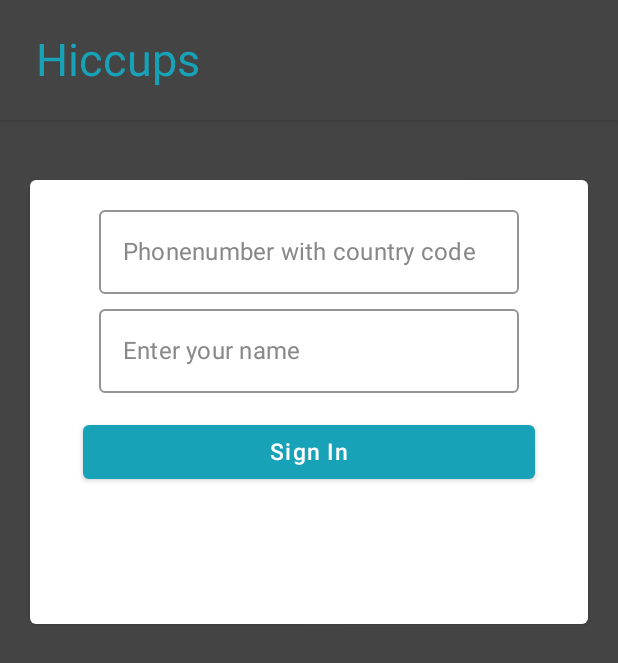
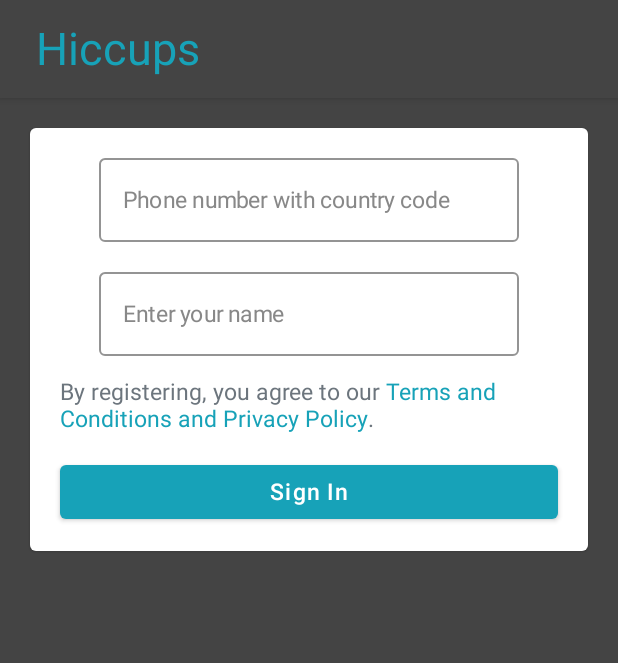
Before and after one commit to sanjushahgupta/hiccups-app, an Android app built with Jetpack Compose: the screen it shows after launch (MainActivity), on a phone screen of 412 x 824 dp. Shown: the top 663 px of the screen. Run offline under Robolectric (Android 15) with nearby library versions, the phone set to English and light mode, and no system bars; our stand-ins replace Firebase (no records; nobody signed in at launch, a user with empty details on screens opened directly).

Commit message:
Uniform alignment of signUp Screen

```diff
--- a/app/src/main/java/hicCups/p/MainActivity.kt
+++ b/app/src/main/java/hicCups/p/MainActivity.kt
@@ -4,7 +4,12 @@ import android.os.Build
 import android.os.Bundle
 import androidx.activity.ComponentActivity
 import androidx.activity.compose.setContent
+import androidx.appcompat.app.AppCompatDelegate
+import androidx.compose.foundation.background
+import androidx.compose.foundation.layout.Box
 import androidx.compose.runtime.Composable
+import androidx.compose.ui.Modifier
+import androidx.compose.ui.graphics.Color
 import androidx.compose.ui.tooling.preview.Preview
 import hicCups.p.navigation.navigationNavController
 import hicCups.p.ui.theme.HicCupsTheme
@@ -14,6 +19,7 @@ class MainActivity : ComponentActivity() {
         super.onCreate(savedInstanceState)
 
         setContent {
+            AppCompatDelegate.MODE_NIGHT_YES
             Login()
         }
     }
@@ -23,9 +29,12 @@ class MainActivity : ComponentActivity() {
 
 @Composable
 fun Login() {
-    if (Build.VERSION.SDK_INT >= Build.VERSION_CODES.O) {
-        navigationNavController()
+
+        if (Build.VERSION.SDK_INT >= Build.VERSION_CODES.O) {
+            navigationNavController()
+
     }
+
 }
 
 
--- a/app/src/main/java/hicCups/p/screens/SignUp.kt
+++ b/app/src/main/java/hicCups/p/screens/SignUp.kt
@@ -7,6 +7,7 @@ import androidx.compose.foundation.background
 import androidx.compose.foundation.clickable
 import androidx.compose.foundation.interaction.MutableInteractionSource
 import androidx.compose.foundation.layout.*
+import androidx.compose.foundation.text.ClickableText
 import androidx.compose.foundation.text.KeyboardOptions
 import androidx.compose.material.*
 import androidx.compose.runtime.Composable
@@ -15,25 +16,24 @@ import androidx.compose.runtime.remember
 import androidx.compose.ui.Alignment
 import androidx.compose.ui.Modifier
 import androidx.compose.ui.graphics.Color
-import androidx.compose.ui.graphics.Color.Companion.Transparent
-import androidx.compose.ui.graphics.SolidColor
 import androidx.compose.ui.platform.LocalContext
 import androidx.compose.ui.platform.LocalFocusManager
+import androidx.compose.ui.platform.LocalUriHandler
 import androidx.compose.ui.res.colorResource
+import androidx.compose.ui.text.SpanStyle
+import androidx.compose.ui.text.TextStyle
+import androidx.compose.ui.text.buildAnnotatedString
+import androidx.compose.ui.text.font.FontWeight
 import androidx.compose.ui.text.input.KeyboardType
 import androidx.compose.ui.tooling.preview.Preview
+import androidx.compose.ui.unit.TextUnit
 import androidx.compose.ui.unit.dp
 import androidx.compose.ui.unit.sp
 import androidx.navigation.NavController
 import androidx.navigation.compose.rememberNavController
-import com.google.android.material.internal.ContextUtils.getActivity
-import com.google.firebase.FirebaseException
-import com.google.firebase.auth.PhoneAuthCredential
-import com.google.firebase.auth.PhoneAuthOptions
-import com.google.firebase.auth.PhoneAuthProvider
-import com.google.firebase.auth.ktx.auth
-import com.google.firebase.ktx.Firebase
 import hicCups.p.R
+import hicCups.p.hiccupsViewmodel.hiccupsViewmodel
+import java.util.*
 
 
 @SuppressLint("RestrictedApi", "CoroutineCreationDuringComposition")
@@ -44,14 +44,15 @@ fun SignUp(navController: NavController) {
     val SignInButtonStatus = remember {
         mutableStateOf(false)
     }
-    var focus = LocalFocusManager.current
+    val focus = LocalFocusManager.current
+    val context = LocalContext.current
+    val hiccupsViewmodel = hiccupsViewmodel()
 
     Scaffold(topBar = {
         TopAppBar(
             modifier = Modifier
-                .fillMaxWidth()
-                .height(80.dp),
-            backgroundColor = Color.DarkGray
+                .wrapContentWidth()
+                .height(65.dp), backgroundColor = Color.DarkGray
         ) {
             Text(
                 text = "Hiccups",
@@ -61,8 +62,7 @@ fun SignUp(navController: NavController) {
             )
 
         }
-    })
-    {
+    }) {
 
         Column(
             modifier = Modifier
@@ -78,48 +78,75 @@ fun SignUp(navController: NavController) {
 
             Card(
                 backgroundColor = Color.White, modifier = Modifier
-                    .padding(start = 20.dp, end = 20.dp, top = 40.dp)
+                    .padding(20.dp)
                     .fillMaxWidth()
-                    .fillMaxHeight(0.42f)
+                    // .fillMaxHeight(0.47f)
+                    .wrapContentHeight()
             ) {
                 Column(
                     verticalArrangement = Arrangement.Top,
                     horizontalAlignment = Alignment.CenterHorizontally,
-                    modifier = Modifier.padding(20.dp)
-                ) {
+
+                    ) {
                     OutlinedTextField(
                         value = phoneNumber.value,
                         onValueChange = { phoneNumber.value = it },
                         placeholder = ({
                             Text(
-                                "Phonenumber with country code",
-                                color = Color.Gray
+                                "Phone number with country code",
+                                color = Color.Gray,
+                                fontSize = 15.sp
                             )
                         }),
-                        modifier = Modifier.wrapContentSize(),
-                        colors = TextFieldDefaults.textFieldColors(cursorColor = Color.Black, backgroundColor = Color.White, focusedIndicatorColor = Color.LightGray),
+                        modifier = Modifier
+                            .wrapContentSize()
+                            .padding(top = 20.dp, start = 20.dp, end = 20.dp),
+                        colors = TextFieldDefaults.textFieldColors(
+                            cursorColor = Color.Black,
+                            backgroundColor = Color.White,
+                            focusedIndicatorColor = Color.LightGray
+                        ),
                         singleLine = true,
                         keyboardOptions = KeyboardOptions(keyboardType = KeyboardType.Text),
 
                         )
 
-                    Spacer(modifier = Modifier.padding(top = 10.dp))
+
                     OutlinedTextField(
                         value = name.value,
                         onValueChange = { name.value = it.toString() },
                         placeholder = ({
                             Text(
-                                "Enter your name",
-                                color = Color.Gray,
-
-                                )
+                                "Enter your name", color = Color.Gray, fontSize = 15.sp
+                            )
                         }),
-                        modifier = Modifier.wrapContentSize(),
+                        modifier = Modifier
+                            .wrapContentSize()
+                            .padding(top = 20.dp, start = 20.dp, end = 20.dp),
                         singleLine = true,
-                        colors = TextFieldDefaults.textFieldColors(cursorColor = Color.Black, backgroundColor = Color.White, focusedIndicatorColor = Color.LightGray),
+                        colors = TextFieldDefaults.textFieldColors(
+                            cursorColor = Color.Black,
+                            backgroundColor = Color.White,
+                            focusedIndicatorColor = Color.LightGray
+                        ),
                         keyboardOptions = KeyboardOptions(keyboardType = KeyboardType.Text),
 
                         )
+
+                    HyperlinkText(
+                        fullText = "By registering, you agree to our " + "Terms and Conditions and Privacy Policy.",
+
+                        hyperLinks = mutableMapOf(
+                            "Terms and Conditions and Privacy Policy" to "https://digitalaya.com/terms.php",
+                        ),
+                        textStyle = TextStyle(
+
+                            color = colorResource(id = R.color.gray)
+                        ),
+                        linkTextColor = colorResource(id = R.color.LogiTint),
+                        fontSize = 15.sp,
+                        modifier = Modifier.padding(top = 15.dp, start = 20.dp, end = 20.dp)
+                    )
 
                     Button(
                         onClick = {
@@ -128,7 +155,9 @@ fun SignUp(navController: NavController) {
                             Log.d("GFG", "Button clicked")
                         },
                         modifier = Modifier
-                            .padding(start = 15.dp, end = 15.dp, top = 15.dp)
+                            .padding(
+                                top = 15.dp, start = 20.dp, end = 20.dp, bottom = 15.dp
+                            )
                             .fillMaxWidth(),
 
                         colors = ButtonDefaults.buttonColors(backgroundColor = colorResource(id = R.color.LogiTint))
@@ -136,84 +165,31 @@ fun SignUp(navController: NavController) {
                     ) {
                         Text(text = "Sign In", color = Color.White, fontSize = 15.sp)
                     }
+
+                    if (SignInButtonStatus.value) {
+                        if (phoneNumber.value.isEmpty()) {
+
+                            Toast.makeText(
+                                context, "Please enter your phone number.", Toast.LENGTH_SHORT
+                            ).show()
+                            SignInButtonStatus.value = false
+
+                        } else {
+                            phoneNumber.value = phoneNumber.value.replace("\\s".toRegex(), "")
+                            name.value = name.value.replaceFirstChar {
+                                if (it.isLowerCase()) it.titlecase(
+                                    Locale.getDefault()
+                                ) else it.toString()
+                            }
+                            hiccupsViewmodel.generateOtpCodeForSignUp(
+                                phoneNumber.value, name.value, context, navController
+                            )
+                            SignInButtonStatus.value = false
+
+                        }
+                    }
                 }
             }
-        }
-        lateinit var callBacks: PhoneAuthProvider.OnVerificationStateChangedCallbacks
-        val errorToast = remember {
-            mutableStateOf(false)
-        }
-
-        val sendOptToast = remember {
-            mutableStateOf(false)
-        }
-        callBacks = object : PhoneAuthProvider.OnVerificationStateChangedCallbacks() {
-            override fun onVerificationCompleted(credential: PhoneAuthCredential) {
-                Log.d("GFG", "onVerificationCompleted Success")
-                sendOptToast.value = true
-
-            }
-
-            override fun onVerificationFailed(e: FirebaseException) {
-
-                SignInButtonStatus.value = false
-                errorToast.value = true
-                Log.d("GFG", "onVerificationFailed $e")
-
-
-            }
-
-            override fun onCodeSent(
-                VerificationId: String,
-                token: com.google.firebase.auth.PhoneAuthProvider.ForceResendingToken
-            ) {
-
-                super.onCodeSent(VerificationId, token)
-                val ide = VerificationId
-                val token = token
-                navController.navigate("otp/${phoneNumber.value}/$ide/$token/${name.value}")
-
-
-            }
-        }
-        if (errorToast.value) {
-            Toast.makeText(LocalContext.current, "Invalid phone number", Toast.LENGTH_SHORT).show()
-            sendOptToast.value = false
-        }
-        if (sendOptToast.value) {
-            Toast.makeText(
-                LocalContext.current,
-                "An sms is sent to ${phoneNumber.value}",
-                Toast.LENGTH_SHORT
-            ).show()
-            sendOptToast.value = false
-        }
-
-
-        if (SignInButtonStatus.value) {
-
-            phoneNumber.value = phoneNumber.value.replace("\\s".toRegex(), "")
-            if (phoneNumber.value.isEmpty()) {
-
-                Toast.makeText(
-                    LocalContext.current,
-                    "Please enter your phone number.",
-                    Toast.LENGTH_SHORT
-                )
-                    .show()
-                SignInButtonStatus.value = false
-
-            } else {
-                val auth = Firebase.auth
-                val options = PhoneAuthOptions.newBuilder(auth)
-                    .setPhoneNumber(phoneNumber.value) // Phone number to verify
-                    .setTimeout(60L, java.util.concurrent.TimeUnit.SECONDS) // Timeout and unit
-                    .setActivity(getActivity(LocalContext.current)!!)// Activity (for callback binding)
-                    .setCallbacks(callBacks) // OnVerificationStateChangedCallbacks
-                    .build()
-                PhoneAuthProvider.verifyPhoneNumber(options)
-            }
-
         }
 
     }
@@ -225,3 +201,48 @@ fun SignUp(navController: NavController) {
 fun DefaultsPreview() {
     SignUp(navController = rememberNavController())
 }
+
+@Composable
+fun HyperlinkText(
+    modifier: Modifier = Modifier,
+    fullText: String,
+    hyperLinks: Map<String, String>,
+    textStyle: TextStyle = TextStyle.Default,
+    linkTextColor: Color = Color.Blue,
+    linkTextFontWeight: FontWeight = FontWeight.Normal,
+    fontSize: TextUnit = TextUnit.Unspecified
+) {
+    val annotatedString = buildAnnotatedString {
+        append(fullText)
+
+        for ((key, value) in hyperLinks) {
+
+            val startIndex = fullText.indexOf(key)
+            val endIndex = startIndex + key.length
+            addStyle(
+                style = SpanStyle(
+                    color = linkTextColor,
+                    fontSize = fontSize,
+                    fontWeight = linkTextFontWeight,
+
+                    ), start = startIndex, end = endIndex
+            )
+            addStringAnnotation(
+                tag = "URL", annotation = value, start = startIndex, end = endIndex
+            )
+        }
+        addStyle(
+            style = SpanStyle(
+                fontSize = fontSize
+            ), start = 0, end = fullText.length
+        )
+    }
+
+    val uriHandler = LocalUriHandler.current
+
+    ClickableText(modifier = modifier, text = annotatedString, style = textStyle, onClick = {
+        annotatedString.getStringAnnotations("URL", it, it).firstOrNull()?.let { stringAnnotation ->
+                uriHandler.openUri(stringAnnotation.item)
+            }
+    })
+}
--- a/app/src/main/java/hicCups/p/screens/Welcome.kt
+++ b/app/src/main/java/hicCups/p/screens/Welcome.kt
@@ -2,17 +2,21 @@ package hicCups.p.screens
 
 import android.annotation.SuppressLint
 import android.util.Log
+import androidx.compose.foundation.background
 import androidx.compose.foundation.layout.*
 import androidx.compose.material.CircularProgressIndicator
 import androidx.compose.runtime.Composable
 import androidx.compose.runtime.rememberCoroutineScope
 import androidx.compose.ui.Alignment
 import androidx.compose.ui.Modifier
+import androidx.compose.ui.graphics.Color
 import androidx.compose.ui.platform.LocalContext
+import androidx.compose.ui.res.colorResource
 import androidx.compose.ui.unit.dp
 import androidx.navigation.NavController
 import com.google.firebase.auth.FirebaseAuth
 import com.google.firebase.messaging.FirebaseMessaging
+import hicCups.p.R
 import hicCups.p.util.userPreference
 import kotlinx.coroutines.async
 import kotlinx.coroutines.delay
@@ -29,6 +33,17 @@ fun Welcome(navController: NavController) {
     val Topic = "/topics/$ownUid"
     Log.d("topics", "$Topic")
 
+   Column(
+        modifier = Modifier
+            .fillMaxWidth()
+            .fillMaxHeight()
+            .background(Color.Gray)
+        , verticalArrangement = Arrangement.Center,
+        horizontalAlignment = Alignment.CenterHorizontally
+    ) {
+        CircularProgressIndicator(modifier = Modifier.size(120.dp), color = colorResource(id = R.color.LogiTint))
+    }
+
     FirebaseMessaging.getInstance().subscribeToTopic(Topic)
     val context = LocalContext.current
     val scope = rememberCoroutineScope()
@@ -38,7 +53,7 @@ fun Welcome(navController: NavController) {
         dataStore.loginStatus.collect {
             val token = it.toString()
             async {
-                delay(600)
+                delay(400)
                 if (token.equals("loggedIn")) {
                     navController.navigate("home")
                 } else {
@@ -48,14 +63,6 @@ fun Welcome(navController: NavController) {
         }
     }
 
-    Column(
-        modifier = Modifier
-            .fillMaxWidth()
-            .fillMaxHeight(),
-        verticalArrangement = Arrangement.Center,
-        horizontalAlignment = Alignment.CenterHorizontally
-    ) {
-        CircularProgressIndicator(modifier = Modifier.size(64.dp))
-    }
+
 
 }
--- a/app/src/main/java/hicCups/p/ui/theme/Theme.kt
+++ b/app/src/main/java/hicCups/p/ui/theme/Theme.kt
@@ -29,11 +29,12 @@ private val LightColorPalette = lightColors(
 
 @Composable
 fun HicCupsTheme(darkTheme: Boolean = isSystemInDarkTheme(), content: @Composable () -> Unit) {
-    val colors = if (darkTheme) {
+    val colors =  LightColorPalette
+      /*  if (darkTheme) {
         DarkColorPalette
     } else {
         LightColorPalette
-    }
+    }*/
 
     MaterialTheme(
         colors = colors,
```
Also changed, not shown: app/src/main/java/hicCups/p/hiccupsViewmodel/hiccupsViewmodel.kt (+70 -13 lines), app/src/main/java/hicCups/p/screens/Otp.kt (+35 -79 lines).
